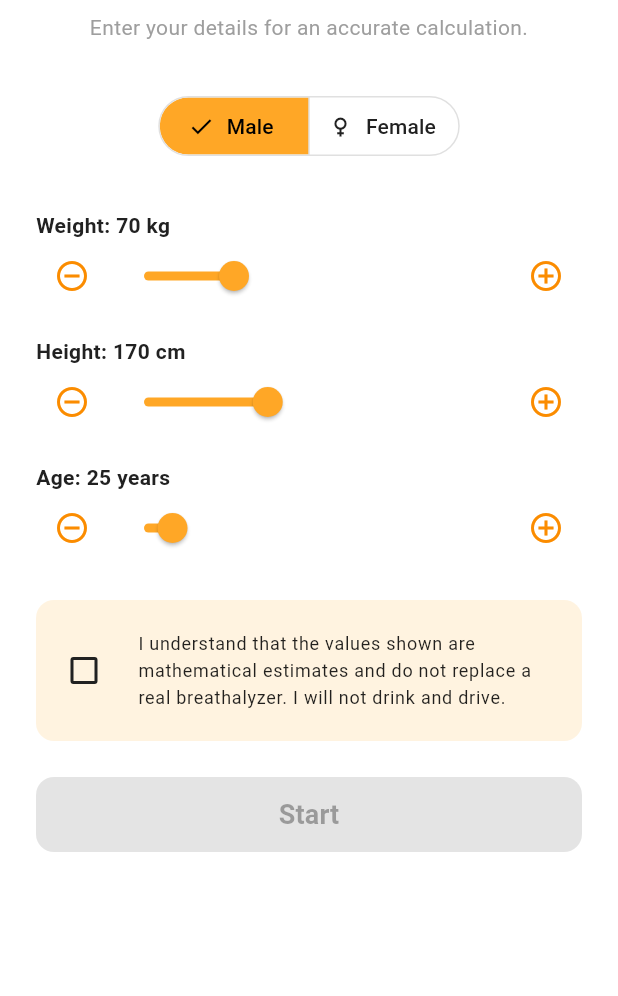
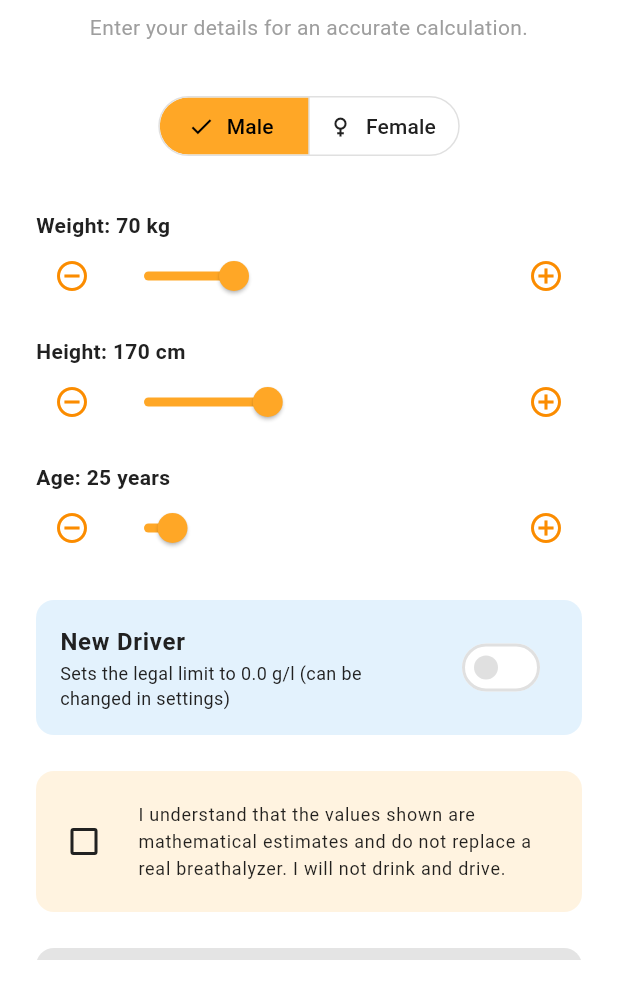
Before and after one commit to ManuCa93/when_can_I_drive_app, a Flutter app: the screen it shows after launch, on a phone screen of 412 x 824 dp, the part 240-1236 px from its top. Run offline on Flutter 3.47's test engine with Material 3 defaults, Android fonts, the phone set to English and light mode, and no system bars; our stand-ins replace fl_chart, flutter_local_notifications, flutter_riverpod, percent_indicator, shared_preferences.

Commit message:
new driver mode created

```diff
--- a/lib/l10n/app_en.arb
+++ b/lib/l10n/app_en.arb
@@ -74,5 +74,7 @@
         "type": "int"
       }
     }
-  }
+  },
+  "newDriver": "New Driver",
+  "newDriverDesc": "Sets the legal limit to 0.0 g/l (can be changed in settings)"
 }
--- a/lib/l10n/app_it.arb
+++ b/lib/l10n/app_it.arb
@@ -74,5 +74,7 @@
         "type": "int"
       }
     }
-  }
+  },
+  "newDriver": "Neopatentato",
+  "newDriverDesc": "Imposta il limite legale a 0.0 g/l (può essere modificato nelle impostazioni)"
 }
--- a/lib/l10n/app_localizations.dart
+++ b/lib/l10n/app_localizations.dart
@@ -487,6 +487,18 @@ abstract class AppLocalizations {
   /// In en, this message translates to:
   /// **'Drink at least {ml} ml of water (about {glasses} glasses) to support recovery.'**
   String hydrationAdvice(int ml, int glasses);
+
+  /// No description provided for @newDriver.
+  ///
+  /// In en, this message translates to:
+  /// **'New Driver'**
+  String get newDriver;
+
+  /// No description provided for @newDriverDesc.
+  ///
+  /// In en, this message translates to:
+  /// **'Sets the legal limit to 0.0 g/l (can be changed in settings)'**
+  String get newDriverDesc;
 }
 
 class _AppLocalizationsDelegate
--- a/lib/l10n/app_localizations_en.dart
+++ b/lib/l10n/app_localizations_en.dart
@@ -213,4 +213,11 @@ class AppLocalizationsEn extends AppLocalizations {
   String hydrationAdvice(int ml, int glasses) {
     return 'Drink at least $ml ml of water (about $glasses glasses) to support recovery.';
   }
+
+  @override
+  String get newDriver => 'New Driver';
+
+  @override
+  String get newDriverDesc =>
+      'Sets the legal limit to 0.0 g/l (can be changed in settings)';
 }
--- a/lib/models/user_profile.dart
+++ b/lib/models/user_profile.dart
@@ -3,21 +3,23 @@ class UserProfile {
   final double height;
   final int age;
   final String gender;
-  final double legalLimit;
+  final bool isNewDriver;
   final bool isOnboarded;
+
+  double get legalLimit => isNewDriver ? 0.0 : 0.5;
 
   UserProfile({
     required this.weight,
     required this.height,
     required this.age,
     required this.gender,
-    this.legalLimit = 0.5,
+    this.isNewDriver = false,
     this.isOnboarded = false,
   });
 
   // Per salvare i dati sul telefono
   Map<String, dynamic> toMap() => {
     'weight': weight, 'height': height, 'age': age,
-    'gender': gender, 'legalLimit': legalLimit, 'isOnboarded': isOnboarded,
+    'gender': gender, 'isNewDriver': isNewDriver, 'isOnboarded': isOnboarded,
   };
 }
--- a/lib/providers/app_providers.dart
+++ b/lib/providers/app_providers.dart
@@ -53,7 +53,7 @@ final userProvider = StateNotifierProvider<UserNotifier, UserProfile>((ref) {
 });
 
 class UserNotifier extends StateNotifier<UserProfile> {
-  UserNotifier() : super(UserProfile(weight: 70, height: 170, age: 25, gender: 'M', isOnboarded: false)) {
+  UserNotifier() : super(UserProfile(weight: 70, height: 170, age: 25, gender: 'M', isNewDriver: false, isOnboarded: false)) {
     _loadUser();
   }
 
@@ -67,6 +67,7 @@ class UserNotifier extends StateNotifier<UserProfile> {
         height: map['height'],
         age: map['age'],
         gender: map['gender'],
+        isNewDriver: map['isNewDriver'] ?? false,
         isOnboarded: map['isOnboarded'],
       );
     }
@@ -85,6 +86,7 @@ class UserNotifier extends StateNotifier<UserProfile> {
       'height': user.height,
       'age': user.age,
       'gender': user.gender,
+      'isNewDriver': user.isNewDriver,
       'isOnboarded': user.isOnboarded,
     });
     await prefs.setString('user_profile', userData);
--- a/lib/screens/onboarding_screen.dart
+++ b/lib/screens/onboarding_screen.dart
@@ -17,6 +17,7 @@ class _OnboardingScreenState extends ConsumerState<OnboardingScreen> {
   double _height = 170;
   int _age = 25;
   String _gender = 'M';
+  bool _isNewDriver = false;
   bool _acceptedDisclaimer = false;
 
   Widget _buildPreciseSlider({
@@ -106,6 +107,21 @@ class _OnboardingScreenState extends ConsumerState<OnboardingScreen> {
 
                   const SizedBox(height: 24),
 
+                  // Neopatentato Switch
+                  Container(
+                    padding: const EdgeInsets.symmetric(vertical: 8),
+                    decoration: BoxDecoration(color: Colors.blue[50], borderRadius: BorderRadius.circular(12)),
+                    child: SwitchListTile(
+                      activeColor: theme.colorScheme.primary,
+                      title: Text(loc.newDriver, style: const TextStyle(fontWeight: FontWeight.bold)),
+                      subtitle: Text(loc.newDriverDesc, style: const TextStyle(fontSize: 12)),
+                      value: _isNewDriver,
+                      onChanged: (val) => setState(() => _isNewDriver = val),
+                    ),
+                  ),
+
+                  const SizedBox(height: 24),
+
                   // Disclaimer tradotto
                   Container(
                     padding: const EdgeInsets.all(12),
@@ -137,7 +153,7 @@ class _OnboardingScreenState extends ConsumerState<OnboardingScreen> {
                       ),
                       onPressed: _acceptedDisclaimer ? () {
                         ref.read(userProvider.notifier).state = UserProfile(
-                          weight: _weight, height: _height, age: _age, gender: _gender, isOnboarded: true
+                          weight: _weight, height: _height, age: _age, gender: _gender, isNewDriver: _isNewDriver, isOnboarded: true
                         );
                       } : null,
                       child: Text(loc.startBtn, style: const TextStyle(fontSize: 18, fontWeight: FontWeight.bold)),
```
Also changed, not shown: lib/l10n/app_localizations_it.dart (+7 -0 lines), lib/screens/settings_screen.dart (+18 -1 lines).
